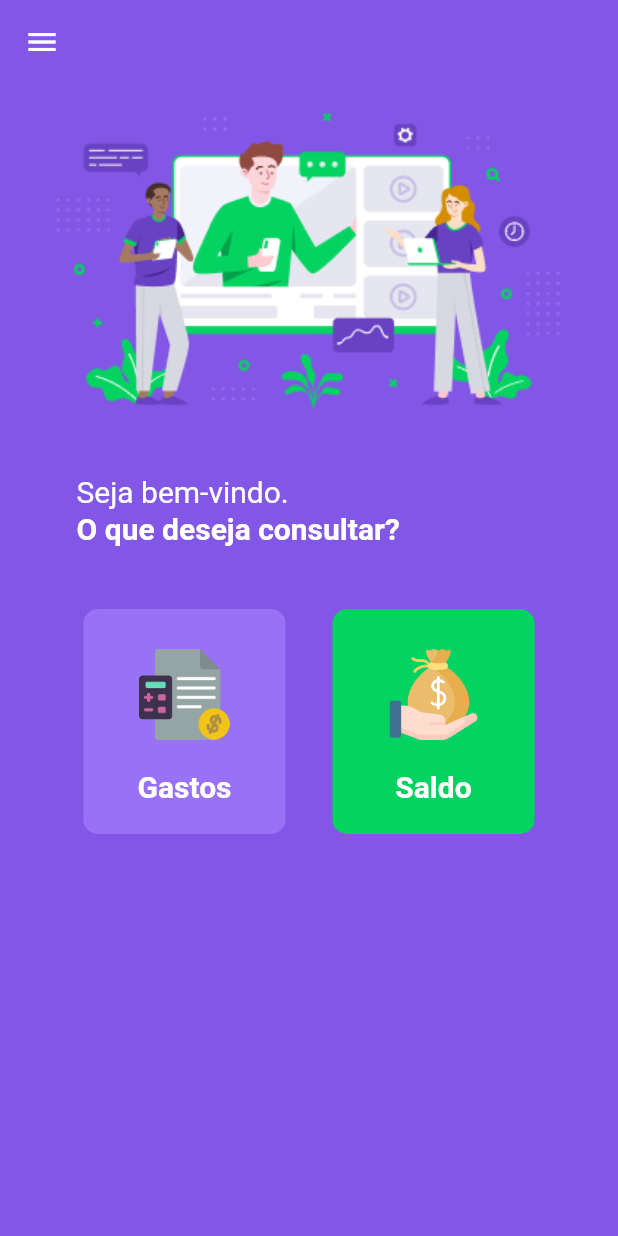
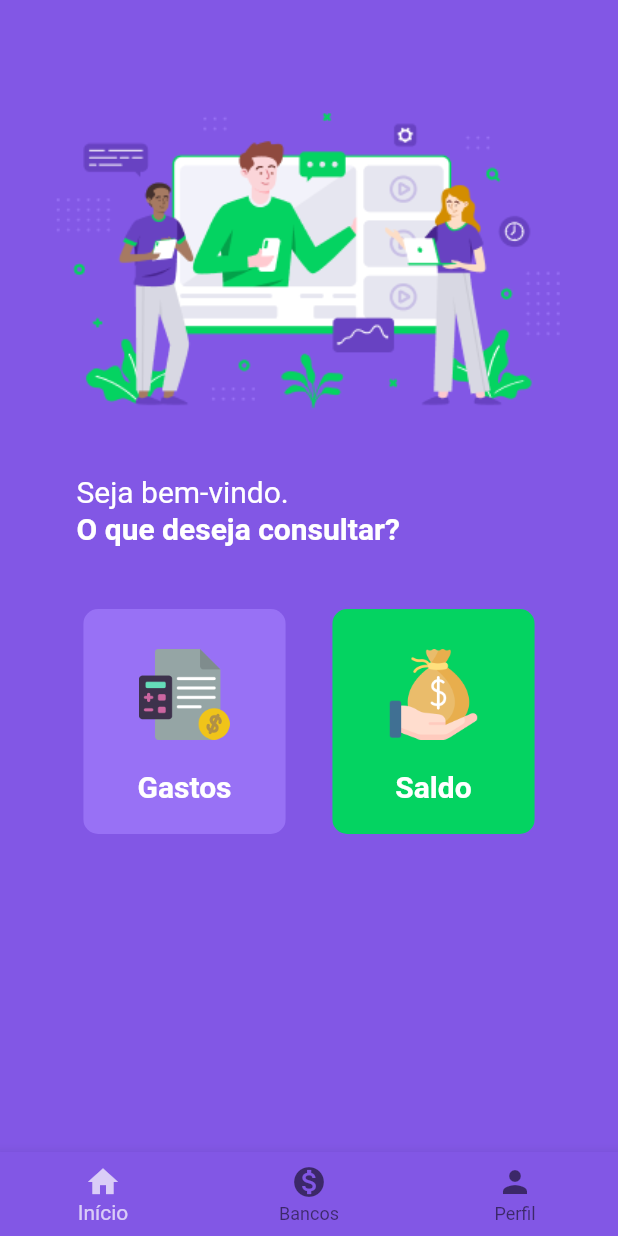
Before and after one commit to aline-assis/smart-finance-v2, a Flutter app: the HomeScreen screen opened directly, on a phone screen of 412 x 824 dp. Run offline on Flutter 3.47's test engine with Material 2 defaults, Android fonts, the light colour scheme and no system bars; our stand-ins replace flutter_form_builder, mask_text_input_formatter; missing offline and left inert: cloud_firestore_web, firebase_core_web; accounts and stored records are empty.

Commit message:
finalização da pagina de home

```diff
--- a/lib/main.dart
+++ b/lib/main.dart
@@ -41,6 +41,7 @@ class SmartFinanceApp extends StatelessWidget {
           home: authData.isAuth! ? HomeScreen() : AuthScreen(),
           // home: authData.isAuth! ? HomeScreen() : HomeScreen(),
           routes: {
+            HomeScreen.routeName: (ctx) => HomeScreen(),
             FaturaMensalScreen.routeName: (ctx) => FaturaMensalScreen(),
             SaldoScreen.routeName: (ctx) => SaldoScreen(),
             PerfilFormScreen.routeName: (ctx) => PerfilFormScreen(),
--- a/lib/screens/home_screen.dart
+++ b/lib/screens/home_screen.dart
@@ -1,5 +1,5 @@
 import 'package:flutter/material.dart';
-import 'package:smart_finance/componets/app_drawer.dart';
+import 'package:smart_finance/widgets/app_bottom_nav.dart';
 import 'package:smart_finance/screens/fatura_screen.dart';
 // import 'package:smart_finance/screens/fatura_screen.dart';
 import 'package:smart_finance/screens/saldo_screen.dart';
@@ -7,6 +7,7 @@ import 'package:smart_finance/screens/saldo_screen.dart';
 import '../constants.dart';
 
 class HomeScreen extends StatelessWidget {
+  static const routeName = "/home";
   const HomeScreen({Key? key}) : super(key: key);
 
   @override
@@ -156,7 +157,9 @@ class HomeScreen extends StatelessWidget {
           ),
         ],
       ),
-      drawer: AppDrawer(),
+      bottomNavigationBar: AppBottomNavigation(
+        selectedIndex: 0,
+      ),
     );
   }
 }
--- a/lib/screens/saldo_screen.dart
+++ b/lib/screens/saldo_screen.dart
@@ -1,5 +1,4 @@
 import 'package:flutter/material.dart';
-import 'package:smart_finance/componets/app_drawer.dart';
 import 'package:smart_finance/providers/saldo_total_provider.dart';
 import 'package:smart_finance/models/saldo.dart';
 
@@ -16,7 +15,7 @@ class SaldoScreen extends StatelessWidget {
     return Scaffold(
       appBar: AppBar(
         elevation: 0,
-        backgroundColor: Colors.deepPurpleAccent[200],
+        backgroundColor: Color(0xff8257e5),
         actions: [
           SaldoTotal([
             Saldo(
@@ -32,7 +31,7 @@ class SaldoScreen extends StatelessWidget {
         children: [
           Container(
             width: double.infinity,
-            color: Colors.deepPurpleAccent[200],
+            color: Color(0xff8257e5),
             child: Padding(
               padding: const EdgeInsets.symmetric(horizontal: 40, vertical: 30),
               child: Column(
@@ -86,7 +85,6 @@ class SaldoScreen extends StatelessWidget {
                   }))
         ],
       ),
-      drawer: AppDrawer(),
     );
   }
 }
--- /dev/null
+++ b/lib/widgets/app_bottom_nav.dart
@@ -0,0 +1,70 @@
+import 'package:flutter/material.dart';
+import 'package:smart_finance/screens/banco_screen.dart';
+import 'package:smart_finance/screens/perfil_screen.dart';
+import '/screens/home_screen.dart';
+
+class AppBottomNavigation extends StatefulWidget {
+  final int selectedIndex;
+
+  AppBottomNavigation({required this.selectedIndex});
+  @override
+  State<AppBottomNavigation> createState() => _AppBottomNavigationState();
+}
+
+class _AppBottomNavigationState extends State<AppBottomNavigation> {
+  int _selectedIndex = 0;
+
+  var currentNavigation;
+
+  void initState() {
+    _selectedIndex = widget.selectedIndex;
+  }
+
+  void _onItemTapped(int index) {
+    if (currentNavigation == index) {
+      return;
+    }
+
+    setState(() {
+      _selectedIndex = index;
+      currentNavigation = index;
+    });
+    if (_selectedIndex == 0) {
+      Navigator.of(context).pushReplacementNamed(HomeScreen.routeName);
+    }
+    if (_selectedIndex == 1) {
+      Navigator.of(context).pushReplacementNamed(BancoScreen.routeName);
+    }
+    if (_selectedIndex == 2) {
+      Navigator.of(context).pushReplacementNamed(PerfilFormScreen.routeName);
+      //Navigator.of(context).pushReplacementNamed(UserHome.routeName);
+    }
+    // if (_selectedIndex == 3) {
+    //   //Navigator.of(context).pushReplacementNamed(UserHome.routeName);
+
+    // }
+  }
+
+  @override
+  Widget build(BuildContext context) {
+    return BottomNavigationBar(
+      backgroundColor: Color(0xff8257e5),
+      //backgroundColor: Color(0xff9871f5),
+      type: BottomNavigationBarType.fixed,
+      items: const [
+        BottomNavigationBarItem(icon: Icon(Icons.home), label: 'Início'),
+        BottomNavigationBarItem(
+            icon: Icon(Icons.monetization_on), label: 'Bancos'),
+        //BottomNavigationBarItem(icon: Icon(Icons.favorite), label: 'Favoritos'),
+        BottomNavigationBarItem(
+          icon: Icon(Icons.person),
+          label: 'Perfil',
+        ),
+        //BottomNavigationBarItem(icon: Icon(Icons.search), label: 'Pesquisar'),
+      ],
+      currentIndex: _selectedIndex,
+      selectedItemColor: Colors.white70,
+      onTap: _onItemTapped,
+    );
+  }
+}
```
Also changed, not shown: lib/screens/banco_screen.dart (+5 -2 lines), lib/screens/fatura_screen.dart (+3 -4 lines), lib/screens/perfil_screen.dart (+5 -2 lines), lib/widgets/app_drawer.dart (renamed from lib/componets/app_drawer.dart), lib/widgets/saldo_disponivel.dart (renamed from lib/componets/saldo_disponivel.dart).
